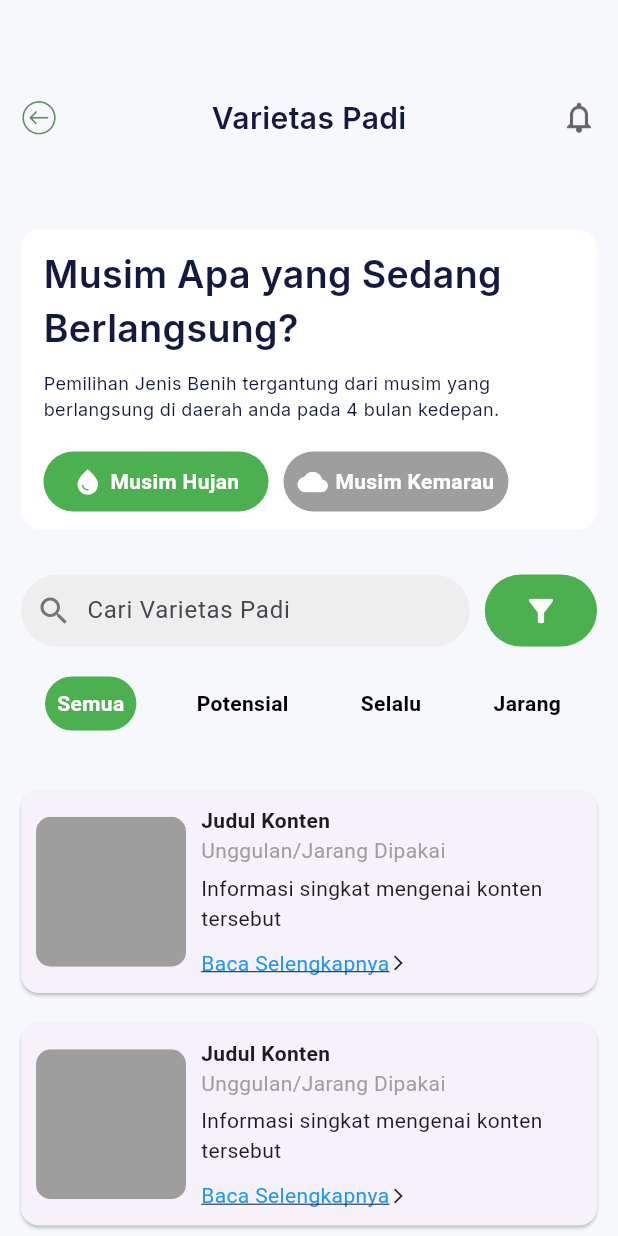
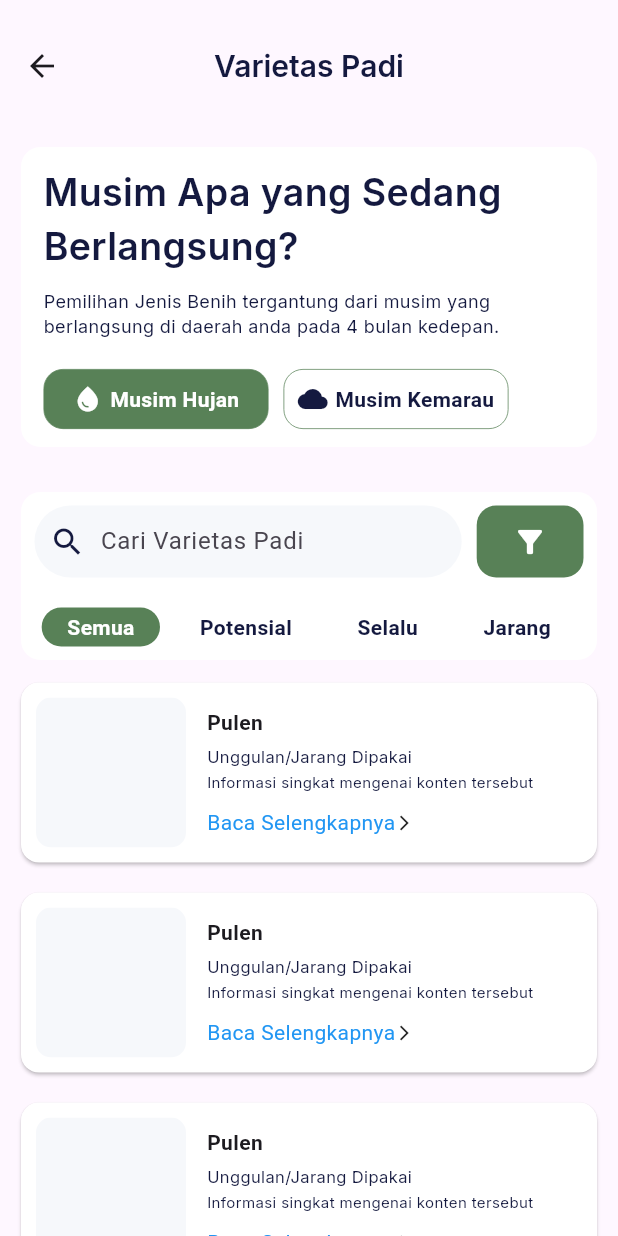
Before and after one commit to fuadadhim24/ketertelusuran_mobile, a Flutter app: the VarietasPadiPage screen opened by its route, on a phone screen of 412 x 824 dp. Run offline on Flutter 3.47's test engine with Material 3 defaults, Android fonts, the phone set to English and light mode, and no system bars; our stand-ins replace carousel_slider, get, google_fonts.

Commit message:
refactor: height and margin appBar and redesign varietas padi page

```diff
--- a/lib/ui/pages/home_page.dart
+++ b/lib/ui/pages/home_page.dart
@@ -165,7 +165,7 @@ class HomePage extends StatelessWidget {
   Widget buildHomeHeading(context) {
     return Container(
       margin: const EdgeInsets.only(
-        top: 64,
+        top: 54,
       ),
       child: Column(
         children: [
--- a/lib/ui/pages/varietas_padi_page.dart
+++ b/lib/ui/pages/varietas_padi_page.dart
@@ -26,23 +26,33 @@ class _VarietasPadiPageState extends State<VarietasPadiPage> {
   @override
   Widget build(BuildContext context) {
     return Scaffold(
-      backgroundColor: whiteBackgroundColor,
+      appBar: AppBar(
+        toolbarHeight: 88,
+        centerTitle: true,
+        title: Text(
+          'Varietas Padi',
+          style: BlackTextStyle.copyWith(
+            fontWeight: semiBold,
+            fontSize: 20,
+          ),
+        ),
+      ),
       body: ListView(
         padding: const EdgeInsets.symmetric(
           horizontal: 14,
         ),
         children: [
-          buildHomeHeading(),
+          // buildHomeHeading(),
           SizedBox(
-            height: 30,
+            height: 10,
           ),
           buildNotes(),
           SizedBox(
             height: 30,
           ),
-          buildSearchAndFilter(),
+          buildSearchContainer(),
           SizedBox(
-            height: 30,
+            height: 5,
           ),
           buildVarietasPadiContent(),
           SizedBox(
@@ -72,8 +82,6 @@ class _VarietasPadiPageState extends State<VarietasPadiPage> {
                   ),
                 ),
               ),
-
-
               Text(
                 'Varietas Padi',
                 textAlign: TextAlign.center,
@@ -102,9 +110,6 @@ class _VarietasPadiPageState extends State<VarietasPadiPage> {
 
   Widget buildNotes() {
     return Container(
-      margin: const EdgeInsets.only(
-        top: 30,
-      ),
       child: Column(
         crossAxisAlignment: CrossAxisAlignment.start,
         children: [
@@ -149,23 +154,39 @@ class _VarietasPadiPageState extends State<VarietasPadiPage> {
                         width: 150,
                         height: 40,
                         decoration: BoxDecoration(
-                          color: isRainySeason ? Colors.green : Colors.grey,
-                          borderRadius: BorderRadius.circular(20),
+                          color:
+                              isRainySeason ? greenColor : whiteContainerColor,
+                          borderRadius: BorderRadius.circular(13),
+                          border: isRainySeason
+                              ? Border.all(
+                                  color: greenColor,
+                                  strokeAlign: BorderSide.strokeAlignInside,
+                                  width: 0.5,
+                                )
+                              : Border.all(
+                                  color: txtBlackColor,
+                                  strokeAlign: BorderSide.strokeAlignInside,
+                                  width: 0.5,
+                                ),
                         ),
                         child: Row(
                           mainAxisAlignment: MainAxisAlignment.center,
                           children: [
                             Icon(
                               Icons.water_drop,
-                              color: Colors.white,
+                              color: isRainySeason
+                                  ? whiteContainerColor
+                                  : txtBlackColor,
                               size: 20,
                             ),
                             SizedBox(width: 5),
                             Text(
                               'Musim Hujan',
                               style: TextStyle(
-                                color: Colors.white,
-                                fontWeight: FontWeight.bold,
+                                color: isRainySeason
+                                    ? whiteContainerColor
+                                    : txtBlackColor,
+                                fontWeight: semiBold,
                                 fontSize: 14,
                               ),
                             ),
@@ -181,23 +202,37 @@ class _VarietasPadiPageState extends State<VarietasPadiPage> {
                         width: 150,
                         height: 40,
                         decoration: BoxDecoration(
-                          color: !isRainySeason ? Colors.green : Colors.grey,
-                          borderRadius: BorderRadius.circular(20),
+                          color:
+                              !isRainySeason ? greenColor : whiteContainerColor,
+                          borderRadius: BorderRadius.circular(13),
+                          border: isRainySeason
+                              ? Border.all(
+                                  color: greenColor,
+                                  strokeAlign: BorderSide.strokeAlignInside,
+                                  width: 0.5,
+                                )
+                              : Border.all(
+                                  color: txtBlackColor,
+                                  strokeAlign: BorderSide.strokeAlignInside,
+                                  width: 0.5,
+                                ),
                         ),
                         child: Row(
                           mainAxisAlignment: MainAxisAlignment.center,
                           children: [
                             Icon(
                               Icons.cloud,
-                              color: Colors.white,
+                              color:
+                                  !isRainySeason ? greenColor : txtBlackColor,
                               size: 20,
                             ),
                             SizedBox(width: 5),
                             Text(
                               'Musim Kemarau',
                               style: TextStyle(
-                                color: Colors.white,
-                                fontWeight: FontWeight.bold,
+                                color:
+                                    !isRainySeason ? greenColor : txtBlackColor,
+                                fontWeight: semiBold,
                                 fontSize: 14,
                               ),
                             ),
@@ -215,6 +250,23 @@ class _VarietasPadiPageState extends State<VarietasPadiPage> {
     );
   }
 
+  Widget buildSearchContainer() {
+    return Container(
+      padding: EdgeInsets.all(9),
+      decoration: BoxDecoration(
+        borderRadius: BorderRadius.circular(13),
+        color: whiteContainerColor,
+      ),
+      child: Center(
+        child: Column(
+          children: [
+            buildSearchAndFilter(),
+          ],
+        ),
+      ),
+    );
+  }
+
   Widget buildSearchAndFilter() {
     return Column(
       children: [
@@ -225,14 +277,14 @@ class _VarietasPadiPageState extends State<VarietasPadiPage> {
               child: Container(
                 padding: EdgeInsets.symmetric(horizontal: 10),
                 decoration: BoxDecoration(
-                  color: Colors.grey[200],
+                  color: whiteBackgroundColor,
                   borderRadius: BorderRadius.circular(30),
                 ),
                 child: Row(
                   children: [
                     Icon(
                       Icons.search,
-                      color: Colors.grey[600],
+                      color: txtBlackColor,
                     ),
                     SizedBox(width: 10),
                     Expanded(
@@ -252,11 +304,11 @@ class _VarietasPadiPageState extends State<VarietasPadiPage> {
               flex: 1,
               child: Container(
                 decoration: BoxDecoration(
-                  color: Colors.green,
-                  borderRadius: BorderRadius.circular(30),
+                  color: greenColor,
+                  borderRadius: BorderRadius.circular(13),
                 ),
                 child: IconButton(
-                  icon: Icon(Icons.filter_alt, color: Colors.white),
+                  icon: Icon(Icons.filter_alt, color: whiteContainerColor),
                   onPressed: () {
                     // Tambahkan aksi ketika tombol filter ditekan
                   },
@@ -283,22 +335,22 @@ class _VarietasPadiPageState extends State<VarietasPadiPage> {
     return InkWell(
       onTap: () {
         setState(() {
-          selectedOption = ['Semua', 'Potensial', 'Selalu', 'Jarang']
-              .indexOf(option);
+          selectedOption =
+              ['Semua', 'Potensial', 'Selalu', 'Jarang'].indexOf(option);
         });
       },
       child: AnimatedContainer(
         duration: Duration(milliseconds: 300),
-        padding: EdgeInsets.all(8),
+        padding: EdgeInsets.symmetric(vertical: 3, horizontal: 17),
         decoration: BoxDecoration(
-          color: isSelected ? Colors.green : Colors.transparent,
-          borderRadius: BorderRadius.circular(20),
+          color: isSelected ? greenColor : Colors.transparent,
+          borderRadius: BorderRadius.circular(13),
         ),
         child: Text(
           option,
           style: TextStyle(
-            color: isSelected ? Colors.white : Colors.black,
-            fontWeight: FontWeight.bold,
+            color: isSelected ? whiteContainerColor : txtBlackColor,
+            fontWeight: semiBold,
           ),
         ),
       ),
@@ -319,6 +371,7 @@ class _VarietasPadiPageState extends State<VarietasPadiPage> {
   Widget buildContentCard() {
     return Card(
       margin: EdgeInsets.symmetric(vertical: 10),
+      color: whiteContainerColor,
       child: Padding(
         padding: EdgeInsets.all(10),
         child: Column(
@@ -327,37 +380,41 @@ class _VarietasPadiPageState extends State<VarietasPadiPage> {
             Row(
               children: [
                 ClipRRect(
-                  borderRadius: BorderRadius.circular(10), // Mengatur border radius gambar
+                  borderRadius: BorderRadius.circular(10),
                   child: Container(
                     width: 100,
                     height: 100,
-                    color: Colors.grey, // Ganti dengan gambar sesuai konten
+                    color: whiteBackgroundColor,
                   ),
                 ),
-                SizedBox(width: 10),
+                SizedBox(width: 14),
                 Expanded(
                   child: Column(
                     crossAxisAlignment: CrossAxisAlignment.start,
                     children: [
                       Text(
-                        'Judul Konten', // Ganti dengan judul sesuai konten
+                        'Pulen',
                         style: TextStyle(
-                          fontWeight: FontWeight.bold,
-                        ),
-                      ),
-                      Text(
-                        'Unggulan/Jarang Dipakai', // Ganti dengan keterangan sesuai konten
-                        style: TextStyle(
-                          color: Colors.grey,
+                          fontWeight: semiBold,
                         ),
                       ),
                       SizedBox(height: 5),
+                      Text(
+                        'Unggulan/Jarang Dipakai', // Ganti dengan keterangan sesuai konten
+                        style: BlackTextStyle.copyWith(
+                          fontSize: 11,
+                        ),
+                      ),
+                      SizedBox(height: 2),
                       Container(
                         margin: EdgeInsets.only(right: 10),
                         child: Text(
                           'Informasi singkat mengenai konten tersebut', // Ganti dengan informasi sesuai konten
-                          maxLines: 2,
+                          maxLines: 3,
                           overflow: TextOverflow.ellipsis,
+                          style: BlackTextStyle.copyWith(
+                            fontSize: 10,
+                          ),
                         ),
                       ),
                       SizedBox(height: 10),
@@ -371,7 +428,6 @@ class _VarietasPadiPageState extends State<VarietasPadiPage> {
                               'Baca Selengkapnya',
                               style: TextStyle(
                                 color: Colors.blue,
-                                decoration: TextDecoration.underline,
                               ),
                             ),
                             Icon(Icons.arrow_forward_ios, size: 12),
```
